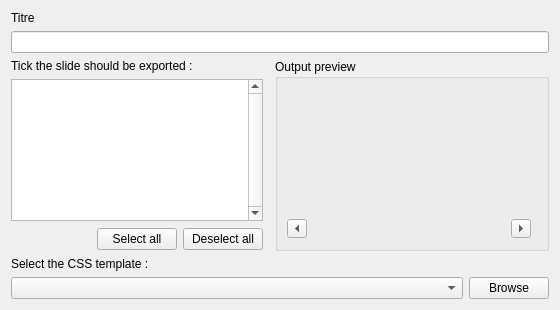
This is kpresenter/part/ui/KPrHtmlExport.ui in KDE/calligra-history as Qt 5 draws it before an edit. The edited form follows.
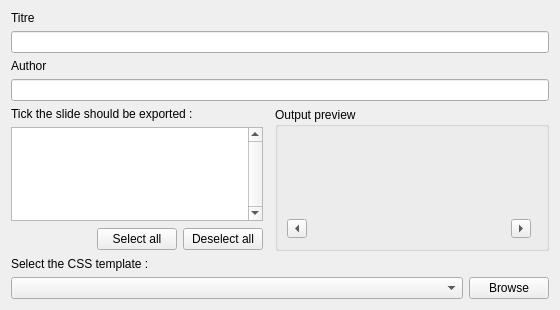
This is the edited form. Custom widgets are drawn as their Qt base class.

Commit message: Add a field to change author in HTML export preview.

```diff
--- a/kpresenter/part/ui/KPrHtmlExport.ui
+++ b/kpresenter/part/ui/KPrHtmlExport.ui
@@ -14,7 +14,7 @@
    <string>HTML Export</string>
   </property>
   <layout class="QGridLayout" name="gridLayout">
-   <item row="2" column="0" colspan="4">
+   <item row="4" column="0" colspan="4">
     <widget class="QLabel" name="textLabel_slideslist">
      <property name="text">
       <string>Tick the slide should be exported :</string>
@@ -24,7 +24,7 @@
      </property>
     </widget>
    </item>
-   <item row="4" column="0">
+   <item row="6" column="0">
     <spacer name="horizontalSpacer_2">
      <property name="orientation">
       <enum>Qt::Horizontal</enum>
@@ -37,14 +37,14 @@
      </property>
     </spacer>
    </item>
-   <item row="4" column="1">
+   <item row="6" column="1">
     <widget class="KPushButton" name="kPushButton_selectAll">
      <property name="text">
       <string>Select all</string>
      </property>
     </widget>
    </item>
-   <item row="5" column="0" colspan="5">
+   <item row="7" column="0" colspan="5">
     <widget class="QLabel" name="textLabel_css">
      <property name="text">
       <string>Select the CSS template :</string>
@@ -54,14 +54,14 @@
      </property>
     </widget>
    </item>
-   <item row="4" column="2">
+   <item row="6" column="2">
     <widget class="KPushButton" name="kPushButton_deselectAll">
      <property name="text">
       <string>Deselect all</string>
      </property>
     </widget>
    </item>
-   <item row="3" column="0" colspan="3">
+   <item row="5" column="0" colspan="3">
     <widget class="KListWidget" name="kListBox_slides">
      <property name="verticalScrollBarPolicy">
       <enum>Qt::ScrollBarAlwaysOn</enum>
@@ -71,9 +71,6 @@
      </property>
     </widget>
    </item>
-   <item row="1" column="0" colspan="5">
-    <widget class="KLineEdit" name="klineedit_title"/>
-   </item>
    <item row="0" column="0">
     <widget class="QLabel" name="textlable_top">
      <property name="text">
@@ -81,7 +78,7 @@
      </property>
     </widget>
    </item>
-   <item row="2" column="4" rowspan="3">
+   <item row="4" column="4" rowspan="3">
     <widget class="QGroupBox" name="groupBox_preview">
      <property name="sizePolicy">
       <sizepolicy hsizetype="Preferred" vsizetype="Preferred">
@@ -169,7 +166,7 @@
      </layout>
     </widget>
    </item>
-   <item row="7" column="0" colspan="5">
+   <item row="9" column="0" colspan="5">
     <widget class="QWidget" name="widget" native="true">
      <property name="sizePolicy">
       <sizepolicy hsizetype="Expanding" vsizetype="Preferred">
@@ -210,6 +207,22 @@
      </layout>
     </widget>
    </item>
+   <item row="1" column="0" colspan="5">
+    <widget class="KLineEdit" name="klineedit_title"/>
+   </item>
+   <item row="2" column="0">
+    <widget class="QLabel" name="label_author">
+     <property name="locale">
+      <locale language="English" country="UnitedStates"/>
+     </property>
+     <property name="text">
+      <string>Author</string>
+     </property>
+    </widget>
+   </item>
+   <item row="3" column="0" colspan="5">
+    <widget class="KLineEdit" name="klineedit_author"/>
+   </item>
   </layout>
  </widget>
  <customwidgets>
```
The commit also changes 3 other files.
